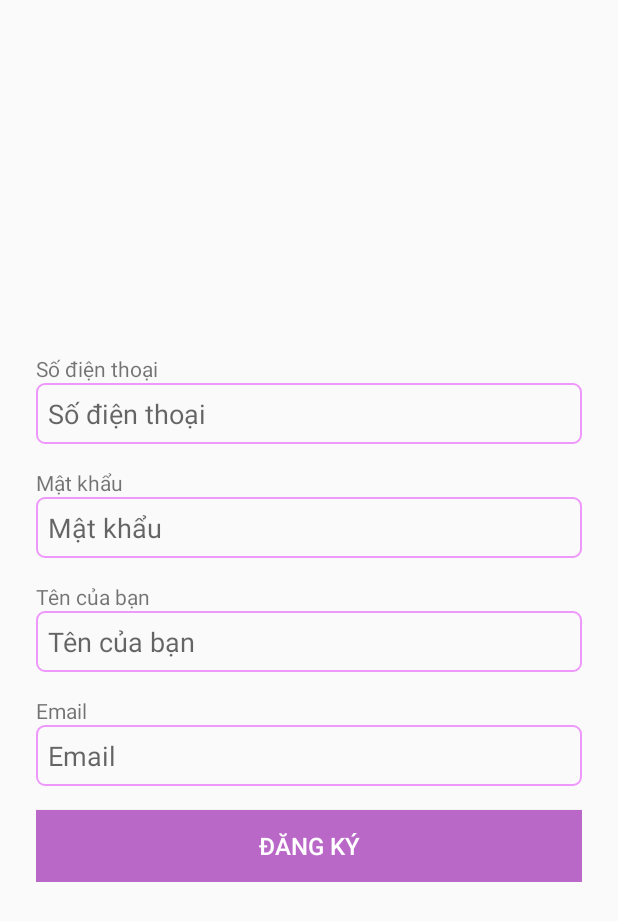
After one commit to ngocnt1801/CatTocDi_Mobile, an Android app: the SignUpActivity screen opened directly, with no data from a screen before it, on a phone screen of 412 x 824 dp. The commit adds this screen. Shown: the top 921 px of the screen. Run offline under Robolectric (Android 15) with nearby library versions, the phone set to English and light mode, and no system bars.

Commit message:
add sign up

```diff
--- a/CatTocDiSalon/app/src/main/AndroidManifest.xml
+++ b/CatTocDiSalon/app/src/main/AndroidManifest.xml
@@ -24,9 +24,10 @@
             </intent-filter>
         </activity>
         <activity android:name=".LoginActivity" />
-        <activity android:name=".MainActivity"
-            android:windowSoftInputMode="stateHidden"
-            />
+        <activity
+            android:name=".MainActivity"
+            android:windowSoftInputMode="stateHidden" />
+        <activity android:name=".SignUpActivity"></activity>
     </application>
 
 </manifest>
--- a/CatTocDiSalon/app/src/main/java/com/salon/cattocdi/LoginActivity.java
+++ b/CatTocDiSalon/app/src/main/java/com/salon/cattocdi/LoginActivity.java
@@ -5,10 +5,12 @@ import android.content.DialogInterface;
 import android.content.Intent;
 import android.support.v7.app.AppCompatActivity;
 import android.os.Bundle;
+import android.util.Log;
 import android.view.View;
 import android.view.WindowManager;
 import android.widget.Button;
 import android.widget.EditText;
+import android.widget.TextView;
 
 import com.salon.cattocdi.utils.MyContants;
 
@@ -17,6 +19,7 @@ public class LoginActivity extends AppCompatActivity {
 
 
     private Button btnLogin, btnSkip;
+    private TextView tvRegister;
 
     @Override
     protected void onCreate(Bundle savedInstanceState) {
@@ -37,6 +40,15 @@ public class LoginActivity extends AppCompatActivity {
                 }else{
                     showDialogLoginFail();
                 }
+            }
+        });
+
+        tvRegister = findViewById(R.id.login_activity_register_tv);
+        tvRegister.setOnClickListener(new View.OnClickListener() {
+            @Override
+            public void onClick(View view) {
+                Intent intent = new Intent(LoginActivity.this, SignUpActivity.class);
+                startActivity(intent);
             }
         });
 
--- a/CatTocDiSalon/app/src/main/java/com/salon/cattocdi/MainActivity.java
+++ b/CatTocDiSalon/app/src/main/java/com/salon/cattocdi/MainActivity.java
@@ -8,7 +8,9 @@ import android.support.v7.app.AppCompatActivity;
 import android.os.Bundle;
 import android.support.v7.widget.RecyclerView;
 import android.view.MenuItem;
+import android.view.View;
 import android.view.WindowManager;
+import android.widget.EditText;
 
 import com.salon.cattocdi.adapters.TestRecycleViewAdapter;
 import com.salon.cattocdi.fragements.AppointmentFragment;
--- /dev/null
+++ b/CatTocDiSalon/app/src/main/java/com/salon/cattocdi/SignUpActivity.java
@@ -0,0 +1,16 @@
+package com.salon.cattocdi;
+
+import android.support.v7.app.AppCompatActivity;
+import android.os.Bundle;
+import android.view.WindowManager;
+
+public class SignUpActivity extends AppCompatActivity {
+
+    @Override
+    protected void onCreate(Bundle savedInstanceState) {
+        super.onCreate(savedInstanceState);
+        getWindow().setFlags(WindowManager.LayoutParams.FLAG_FULLSCREEN,
+                WindowManager.LayoutParams.FLAG_FULLSCREEN);
+        setContentView(R.layout.activity_sign_up);
+    }
+}
--- a/CatTocDiSalon/app/src/main/java/com/salon/cattocdi/fragements/HomeFragment.java
+++ b/CatTocDiSalon/app/src/main/java/com/salon/cattocdi/fragements/HomeFragment.java
@@ -1,6 +1,7 @@
 package com.salon.cattocdi.fragements;
 
 
+import android.app.FragmentTransaction;
 import android.os.Bundle;
 import android.app.Fragment;
 import android.support.v7.widget.DefaultItemAnimator;
@@ -9,6 +10,7 @@ import android.support.v7.widget.RecyclerView;
 import android.view.LayoutInflater;
 import android.view.View;
 import android.view.ViewGroup;
+import android.widget.EditText;
 
 import com.salon.cattocdi.R;
 import com.salon.cattocdi.adapters.TestRecycleViewAdapter;
@@ -19,6 +21,8 @@ import com.salon.cattocdi.adapters.TestRecycleViewAdapter;
 public class HomeFragment extends Fragment {
 
     RecyclerView rvBookmark, rvRating, rvSale;
+    private EditText etSearch;
+
 
     public HomeFragment() {
         // Required empty public constructor
@@ -36,6 +40,15 @@ public class HomeFragment extends Fragment {
         testRecycleViewAdapter(rvBookmark);
         testRecycleViewAdapter(rvRating);
         testRecycleViewAdapter(rvSale);
+
+        etSearch = view.findViewById(R.id.fg_home_search_et);
+        etSearch.setOnClickListener(new View.OnClickListener() {
+            @Override
+            public void onClick(View view) {
+                SearchFragment searchFragment = new SearchFragment();
+                showFragment(searchFragment);
+            }
+        });
         return view;
     }
 
@@ -49,4 +62,11 @@ public class HomeFragment extends Fragment {
         rv.setAdapter(adapter);
     }
 
+    private void showFragment(Fragment fragment){
+        FragmentTransaction transaction = getFragmentManager().beginTransaction();
+        transaction.replace(R.id.activity_main_container_fl, fragment);
+        transaction.addToBackStack(null);
+        transaction.commit();
+    }
+
 }
--- a/CatTocDiSalon/app/src/main/res/drawable/splash_gradient_background.xml
+++ b/CatTocDiSalon/app/src/main/res/drawable/splash_gradient_background.xml
@@ -6,7 +6,7 @@
         <gradient
             android:startColor="@color/mainPrimary"
             android:endColor="@color/secondPrimary"
-            android:angle="270">
+            android:angle="135">
         </gradient>
     </shape>
 </item>
--- a/CatTocDiSalon/app/src/main/res/layout/activity_login.xml
+++ b/CatTocDiSalon/app/src/main/res/layout/activity_login.xml
@@ -60,7 +60,8 @@
                 android:layout_width="wrap_content"
                 android:layout_height="wrap_content"
                 android:text="@string/vn_register"
-                android:textColor="@color/textLink"/>
+                android:textColor="@color/textLink"
+                android:id="@+id/login_activity_register_tv"/>
         </LinearLayout>
     </LinearLayout>
     <Button
--- /dev/null
+++ b/CatTocDiSalon/app/src/main/res/layout/activity_sign_up.xml
@@ -0,0 +1,76 @@
+<?xml version="1.0" encoding="utf-8"?>
+<RelativeLayout xmlns:android="http://schemas.android.com/apk/res/android"
+    xmlns:app="http://schemas.android.com/apk/res-auto"
+    xmlns:tools="http://schemas.android.com/tools"
+    android:layout_width="match_parent"
+    android:layout_height="match_parent"
+    tools:context=".SignUpActivity"
+    android:padding="@dimen/pd_layout_login_page">
+    <LinearLayout
+        android:layout_width="match_parent"
+        android:layout_height="wrap_content"
+        android:orientation="vertical"
+        android:layout_centerInParent="true">
+        <TextView
+            android:layout_width="match_parent"
+            android:layout_height="wrap_content"
+            android:text="@string/vn_phone"/>
+        <EditText
+            android:layout_width="match_parent"
+            android:layout_height="wrap_content"
+            android:hint="@string/vn_phone"
+            android:background="@drawable/border_radius_edit_text"
+            android:padding="@dimen/pd_et"
+            android:layout_marginBottom="16dp"
+            android:inputType="phone"
+            />
+        <TextView
+            android:layout_width="match_parent"
+            android:layout_height="wrap_content"
+            android:text="@string/vn_password"/>
+        <EditText
+            android:layout_width="match_parent"
+            android:layout_height="wrap_content"
+            android:hint="@string/vn_password"
+            android:background="@drawable/border_radius_edit_text"
+            android:padding="@dimen/pd_et"
+            android:layout_marginBottom="16dp"
+            android:inputType="textPassword"
+            />
+        <TextView
+            android:layout_width="match_parent"
+            android:layout_height="wrap_content"
+            android:text="@string/vn_name"/>
+        <EditText
+            android:layout_width="match_parent"
+            android:layout_height="wrap_content"
+            android:hint="@string/vn_name"
+            android:background="@drawable/border_radius_edit_text"
+            android:padding="@dimen/pd_et"
+            android:layout_marginBottom="16dp"
+            android:inputType="textPersonName"
+            />
+        <TextView
+            android:layout_width="match_parent"
+            android:layout_height="wrap_content"
+            android:text="@string/vn_email"/>
+        <EditText
+            android:layout_width="match_parent"
+            android:layout_height="wrap_content"
+            android:hint="@string/vn_email"
+            android:background="@drawable/border_radius_edit_text"
+            android:padding="@dimen/pd_et"
+            android:layout_marginBottom="16dp"
+            android:inputType="textEmailAddress"
+            />
+
+        <Button
+            android:layout_width="match_parent"
+            android:layout_height="wrap_content"
+            android:text="Đăng ký"
+            android:textColor="@color/textForDark"
+            android:textSize="@dimen/ts_button_login_page"
+            android:background="@color/mainPrimary"/>
+    </LinearLayout>
+
+</RelativeLayout>
--- a/CatTocDiSalon/app/src/main/res/layout/fragment_home.xml
+++ b/CatTocDiSalon/app/src/main/res/layout/fragment_home.xml
@@ -19,7 +19,8 @@
             android:hint="@string/vn_search"
             android:drawableLeft="@drawable/ic_search_navigation"
             android:background="@drawable/border_radius_edit_text"
-            android:padding="@dimen/pd_et" />
+            android:padding="@dimen/pd_et"
+            android:id="@+id/fg_home_search_et"/>
 
 
         <TextView
--- a/CatTocDiSalon/app/src/main/res/values/strings.xml
+++ b/CatTocDiSalon/app/src/main/res/values/strings.xml
@@ -20,5 +20,7 @@
 
     <!-- TODO: Remove or change this placeholder text -->
     <string name="hello_blank_fragment">Hello blank fragment</string>
+    <string name="vn_name">Tên của bạn</string>
+    <string name="vn_email">Email</string>
 
 </resources>
```
